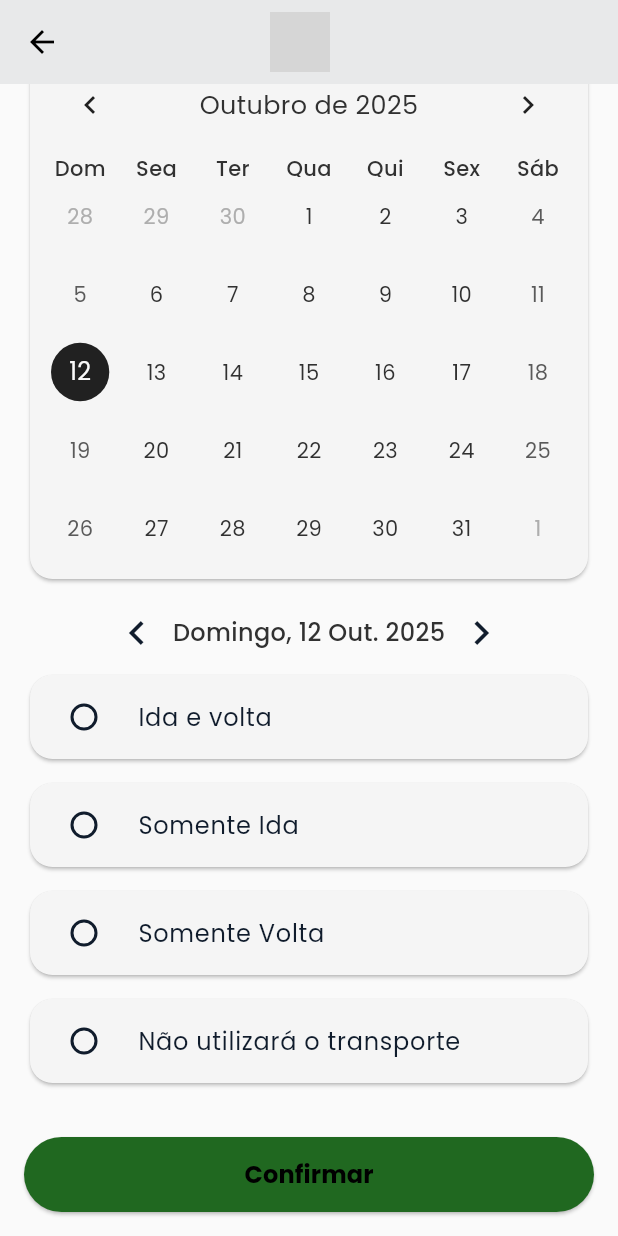
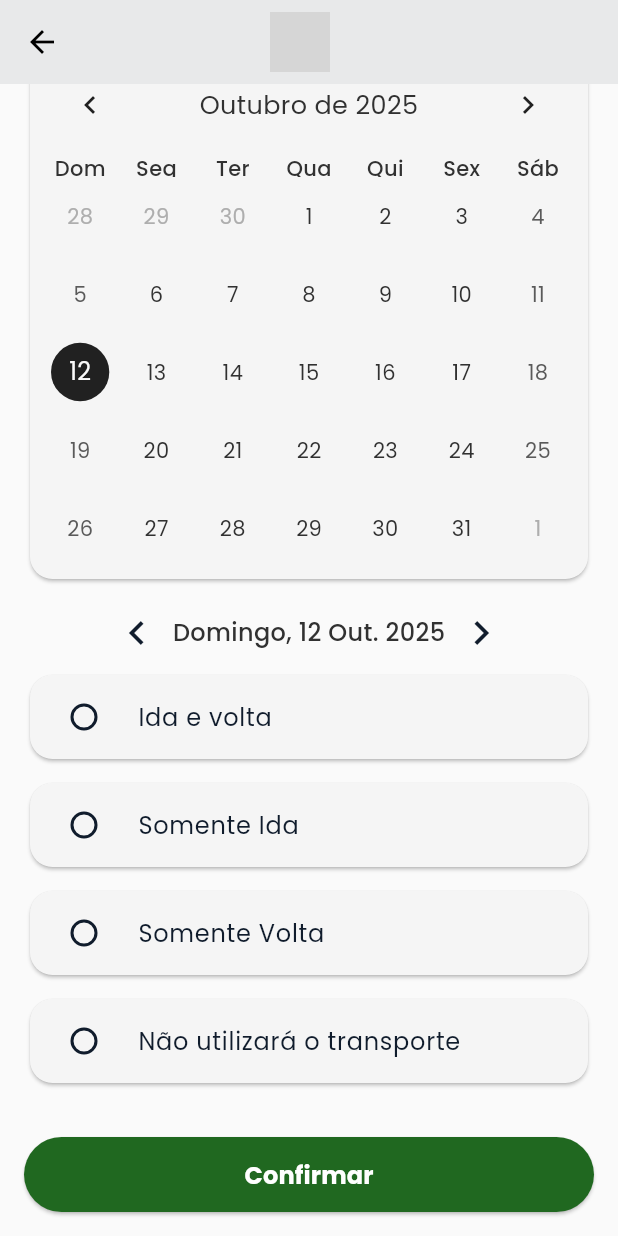
Before and after one commit to biancanilsen/checkVanFrontend, a Flutter app: the ConfirmAttendancePage screen opened directly with empty values, scrolled down 46 dp, on a phone screen of 412 x 824 dp. Run offline on Flutter 3.47's test engine with Material 3 defaults, Android fonts, the phone set to English and light mode, and no system bars; drawn by our look-alikes of table_calendar; our stand-ins replace flutter_svg, flutter_tts, google_fonts, google_maps_flutter, location, shared_preferences; missing offline and left inert: flutter_polyline_points; accounts and stored records are empty; grey boxes are pictures that could not be loaded.

Commit message:
Ajusta estilo do botão de confirmar presença

```diff
--- a/lib/features/pages/confirm_attendance_page.dart
+++ b/lib/features/pages/confirm_attendance_page.dart
@@ -289,8 +289,10 @@ class _ConfirmAttendancePageState extends State<ConfirmAttendancePage> {
                 onPressed: isLoading ? null : _confirmPresence,
                 style: ElevatedButton.styleFrom(
                   backgroundColor: AppPalette.green600,
+                  foregroundColor: AppPalette.white,
+                  padding: const EdgeInsets.symmetric(vertical: 14),
                   shape: RoundedRectangleBorder(
-                    borderRadius: BorderRadius.circular(25),
+                    borderRadius: BorderRadius.circular(30),
                   ),
                 ),
                 child: isLoading
@@ -304,10 +306,7 @@ class _ConfirmAttendancePageState extends State<ConfirmAttendancePage> {
                 )
                     : const Text(
                   'Confirmar',
-                  style: TextStyle(
-                    fontSize: 16,
-                    fontWeight: FontWeight.bold,
-                  ),
+                  style: TextStyle(fontSize: 16, fontWeight: FontWeight.bold),
                 ),
               ),
             ),
```
